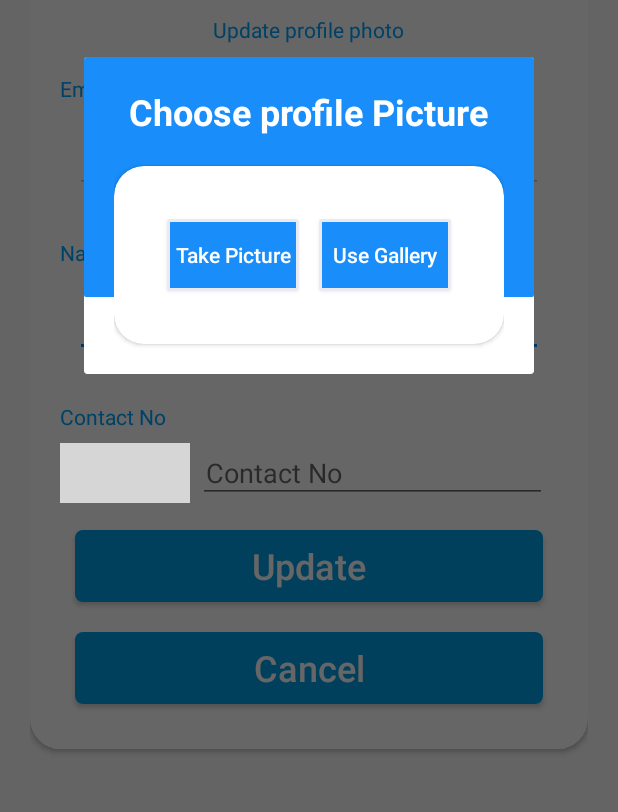
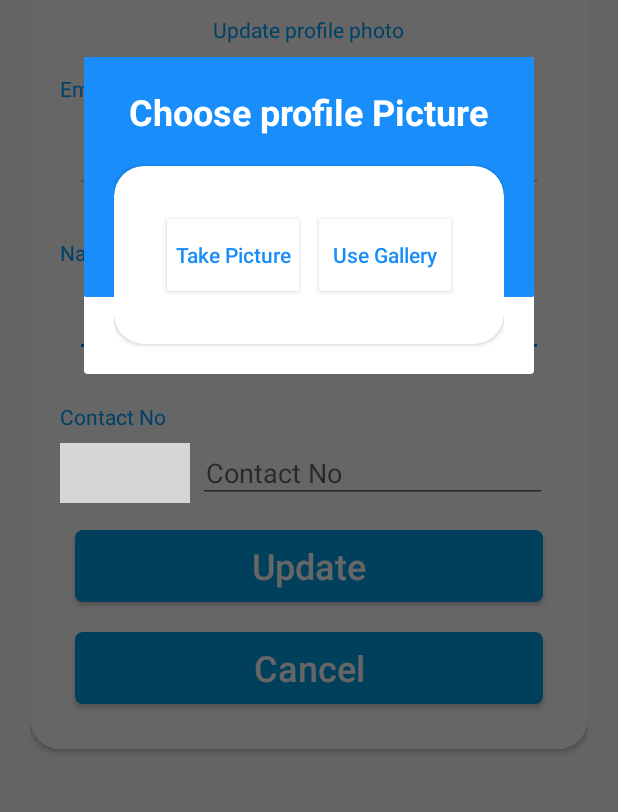
Before and after one commit to Pooja0504/Vendor-Shopping-Point, an Android app: the UpdateProfileActivity screen opened directly, with no data from a screen before it, after a tap on an icon or button, on a phone screen of 412 x 824 dp, the part 402-1214 px from its top. Run offline under Robolectric (Android 15) with nearby library versions, the phone set to English and light mode, and no system bars; our stand-ins replace CircleImageView, data binding; libraries missing offline, so code that uses them is left out: com.hbb20; plain views replace CountryCodePicker; pictures from the network do not load; grey boxes are pictures that could not be loaded.

Commit message:
updated ui

```diff
--- a/app/src/main/res/layout/custom_image_dialog.xml
+++ b/app/src/main/res/layout/custom_image_dialog.xml
@@ -72,11 +72,11 @@
                             android:layout_height="wrap_content"
                             android:layout_gravity="center|start"
                             android:layout_margin="5dp"
-                            android:background="@drawable/custom_button"
+                            android:background="@color/white"
                             android:padding="@dimen/dimen5dp"
                             android:text="@string/take_picture"
                             android:textAllCaps="false"
-                            android:textColor="@color/white" />
+                            android:textColor="@color/blue" />
 
                         <Button
                             android:id="@+id/useGallery"
@@ -86,9 +86,9 @@
                             android:layout_margin="5dp"
                             android:padding="5dp"
                             android:text="@string/use_gallery"
-                            android:background="@drawable/custom_button"
+                            android:background="@color/white"
                             android:textAllCaps="false"
-                            android:textColor="@color/white" />
+                            android:textColor="@color/blue" />
                     </FrameLayout>
                 </LinearLayout>
             </androidx.cardview.widget.CardView>
```
